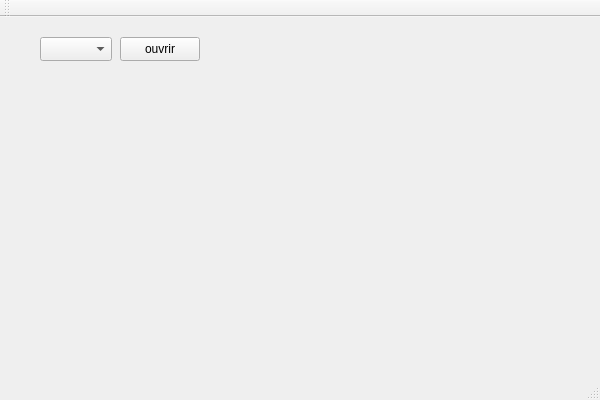
The window that QtWidgetsApplication1/QtWidgetsApplication1.ui (FlorianRopert/QtWidgetsApplication1) describes before a commit, drawn with Qt 5.
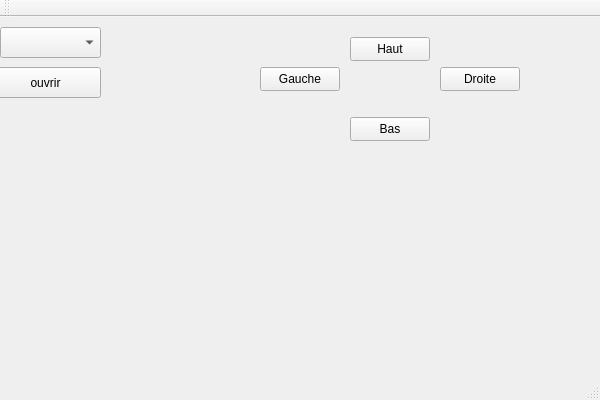
The same window after the commit.

```diff
--- a/QtWidgetsApplication1/QtWidgetsApplication1.ui
+++ b/QtWidgetsApplication1/QtWidgetsApplication1.ui
@@ -17,26 +17,78 @@
    <widget class="QComboBox" name="comboBoxListPort">
     <property name="geometry">
      <rect>
-      <x>40</x>
-      <y>20</y>
-      <width>72</width>
-      <height>24</height>
+      <x>0</x>
+      <y>10</y>
+      <width>101</width>
+      <height>31</height>
      </rect>
     </property>
    </widget>
    <widget class="QPushButton" name="pushButtonPort">
     <property name="geometry">
      <rect>
-      <x>120</x>
-      <y>20</y>
-      <width>80</width>
-      <height>24</height>
+      <x>-10</x>
+      <y>50</y>
+      <width>111</width>
+      <height>31</height>
      </rect>
     </property>
     <property name="text">
      <string>ouvrir</string>
     </property>
    </widget>
+   <widget class="QPushButton" name="pushButtonRight">
+    <property name="geometry">
+     <rect>
+      <x>440</x>
+      <y>50</y>
+      <width>80</width>
+      <height>24</height>
+     </rect>
+    </property>
+    <property name="text">
+     <string>Droite</string>
+    </property>
+   </widget>
+   <widget class="QPushButton" name="pushButtonTop">
+    <property name="geometry">
+     <rect>
+      <x>350</x>
+      <y>20</y>
+      <width>80</width>
+      <height>24</height>
+     </rect>
+    </property>
+    <property name="text">
+     <string>Haut</string>
+    </property>
+   </widget>
+   <widget class="QPushButton" name="pushButtonLeft">
+    <property name="geometry">
+     <rect>
+      <x>260</x>
+      <y>50</y>
+      <width>80</width>
+      <height>24</height>
+     </rect>
+    </property>
+    <property name="text">
+     <string>Gauche</string>
+    </property>
+   </widget>
+   <widget class="QPushButton" name="pushButtonBack">
+    <property name="geometry">
+     <rect>
+      <x>350</x>
+      <y>100</y>
+      <width>80</width>
+      <height>24</height>
+     </rect>
+    </property>
+    <property name="text">
+     <string>Bas</string>
+    </property>
+   </widget>
   </widget>
   <widget class="QMenuBar" name="menuBar">
    <property name="geometry">
```
Left out of the diff: 71 changed lines with no effect on the pictures.
